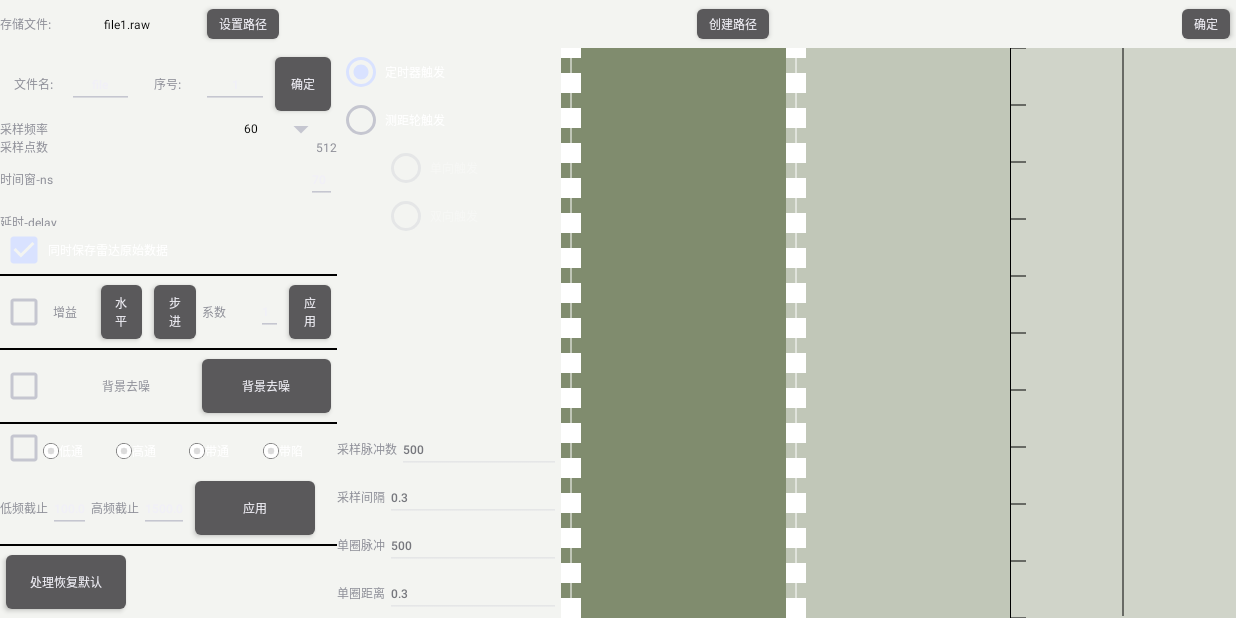
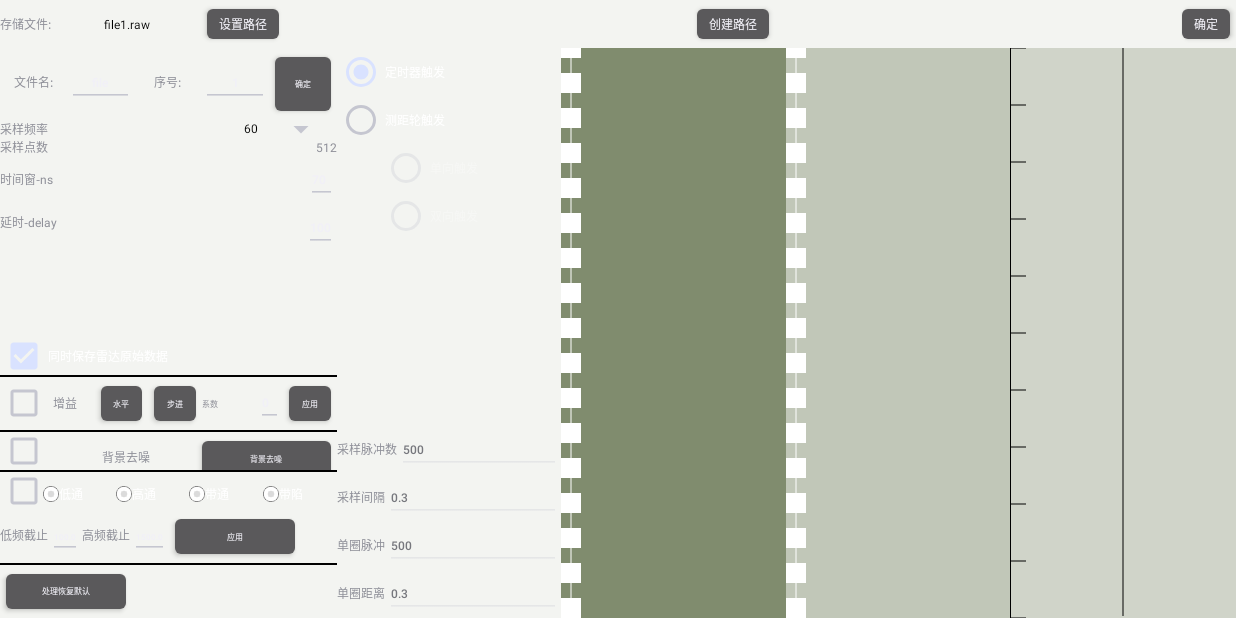
Before and after one commit to htonline/radar, an Android app: the SettingActivity screen opened directly, with no data from a screen before it, on a phone screen of 824 x 412 dp (held sideways). Run offline under Robolectric (Android 15) with nearby library versions, the phone set to English and light mode, and no system bars; network calls fail; 1 statement that could not run was skipped.

Commit message:
改进了phone的适配，并修复了系数不被显示bug

```diff
--- a/app/src/main/java/com/example/BackRadar/SettingActivity.java
+++ b/app/src/main/java/com/example/BackRadar/SettingActivity.java
@@ -1166,6 +1166,9 @@ public class SettingActivity extends Activity {
         shareifbackremove = getSharedPreferences("ifbackremove", 0);
 
 
+
+        float gainCoe = shareCoeGain.getFloat("coeGain",0);
+        et_horiGain_coe.setText((String.valueOf((int)gainCoe)));
         tempGain = shareifgain.getInt("ifgain", 0);
         tempIffliter = sharemfiltermode.getInt("mfiltermode", 4);
         tempBackgrd = shareifbackremove.getInt("ifbackremove", 0);
--- a/app/src/main/res/layout/activity_setting.xml
+++ b/app/src/main/res/layout/activity_setting.xml
@@ -143,7 +143,7 @@
                             android:text=""
                             android:textSize="@dimen/textSize" />
                         <Button
-                            android:textSize="@dimen/textSize"
+                            android:textSize="5sp"
                             android:layout_weight="1"
                             android:id="@+id/mbtn_sure_file_name"
                             android:layout_width="0dp"
@@ -269,7 +269,7 @@
 
                 <LinearLayout
                     android:layout_width="wrap_content"
-                    android:layout_height="wrap_content"
+                    android:layout_height="25dp"
                     android:orientation="horizontal">
                     <CheckBox
                         android:checked="true"
@@ -313,28 +313,29 @@
                             android:id="@+id/btn_hori_gain"
                             android:layout_width="0dp"
                             android:layout_weight="1"
-                            android:layout_height="wrap_content"
+                            android:layout_height="35dp"
                             android:onClick="btn_horizongtalGain"
                             android:text="水平"
-                            android:textSize="@dimen/textSize" />
+                            android:textSize="5sp" />
                         <Button
                             android:layout_gravity="center"
                             android:id="@+id/btn_stable_gain"
                             android:layout_width="0dp"
                             android:layout_weight="1"
-                            android:layout_height="wrap_content"
+                            android:layout_height="35dp"
                             android:onClick="btn_stableKGain"
                             android:text="步进"
-                            android:textSize="@dimen/textSize" />
+                            android:textSize="5sp" />
                         <TextView
                             android:layout_gravity="center"
                             android:layout_width="0dp"
                             android:layout_weight="1"
                             android:layout_height="wrap_content"
-                            android:textSize="@dimen/textSize"
+                            android:textSize="5sp"
                             android:text="系数"/>
 
                         <EditText
+                            android:imeOptions="actionDone"
                             android:layout_gravity="center"
                             android:id="@+id/et_horGain_coe"
                             android:layout_width="0dp"
@@ -347,10 +348,10 @@
                             android:id="@+id/btn_gain_apply"
                             android:layout_width="0dp"
                             android:layout_weight="1"
-                            android:layout_height="wrap_content"
+                            android:layout_height="35dp"
                             android:onClick="btn_gain_apply"
                             android:text="应用"
-                            android:textSize="@dimen/textSize" />
+                            android:textSize="5sp" />
 
                     </LinearLayout>
                     <View
@@ -359,7 +360,7 @@
                         android:background="#000"/>
                     <LinearLayout
                         android:layout_width="match_parent"
-                        android:layout_height="match_parent"
+                        android:layout_height="25dp"
                         android:orientation="horizontal">
                         <CheckBox
                             android:id="@+id/checkbox_backremove"
@@ -398,11 +399,11 @@
                         <Button
                             android:id="@+id/btn_dynamic_backgrd"
                             android:layout_width="0dp"
-                            android:layout_height="wrap_content"
+                            android:layout_height="35dp"
                             android:layout_weight="1"
                             android:onClick="btn_dynamic_backgrd"
                             android:text="背景去噪"
-                            android:textSize="@dimen/textSize" />
+                            android:textSize="5sp" />
                         <!--                        <Button-->
                         <!--                            android:id="@+id/btn_background_remove"-->
                         <!--                            android:layout_width="40dp"-->
@@ -424,7 +425,7 @@
                         <RadioGroup
                             android:id="@+id/radioGroup1"
                             android:layout_width="match_parent"
-                            android:layout_height="wrap_content"
+                            android:layout_height="25dp"
                             android:orientation="horizontal" >
                             <CheckBox
                                 android:id="@+id/checkbox_filter"
@@ -480,30 +481,32 @@
                             android:textSize="@dimen/textSize"
                             ></TextView>
                         <EditText
+                            android:imeOptions="actionDone"
                             android:id="@+id/et_m_low_f"
                             android:layout_width="wrap_content"
                             android:layout_height="wrap_content"
                             android:text=""
-                            android:textSize="@dimen/textSize"></EditText>
+                            android:textSize="5sp"></EditText>
                         <TextView
                             android:layout_width="wrap_content"
                             android:layout_height="wrap_content"
                             android:text="高频截止"
                             android:textSize="@dimen/textSize"></TextView>
                         <EditText
+                            android:imeOptions="actionDone"
                             android:id="@+id/et_m_high_f"
                             android:layout_width="wrap_content"
                             android:layout_height="wrap_content"
                             android:text=""
-                            android:textSize="@dimen/textSize"
+                            android:textSize="5sp"
                             ></EditText>
                         <Button
                             android:id="@+id/btn_lowhighf_apply"
                             android:layout_width="wrap_content"
-                            android:layout_height="wrap_content"
+                            android:layout_height="35dp"
                             android:text="应用"
                             android:onClick="btn_lowhighf_apply"
-                            android:textSize="@dimen/textSize"
+                            android:textSize="5sp"
                             ></Button>
 
                     </LinearLayout>
@@ -513,11 +516,11 @@
                         android:background="#000"/>
                     <Button
                         android:layout_width="wrap_content"
-                        android:layout_height="wrap_content"
+                        android:layout_height="35dp"
                         android:text="处理恢复默认"
                         android:insetTop="0dp"
                         android:insetBottom="0dp"
-                        android:textSize="@dimen/textSize"
+                        android:textSize="5sp"
                         android:includeFontPadding="false"
                         android:onClick="btn_renew_filter"/>
                 </LinearLayout>
```
Also changed, not shown: 35 other files.
